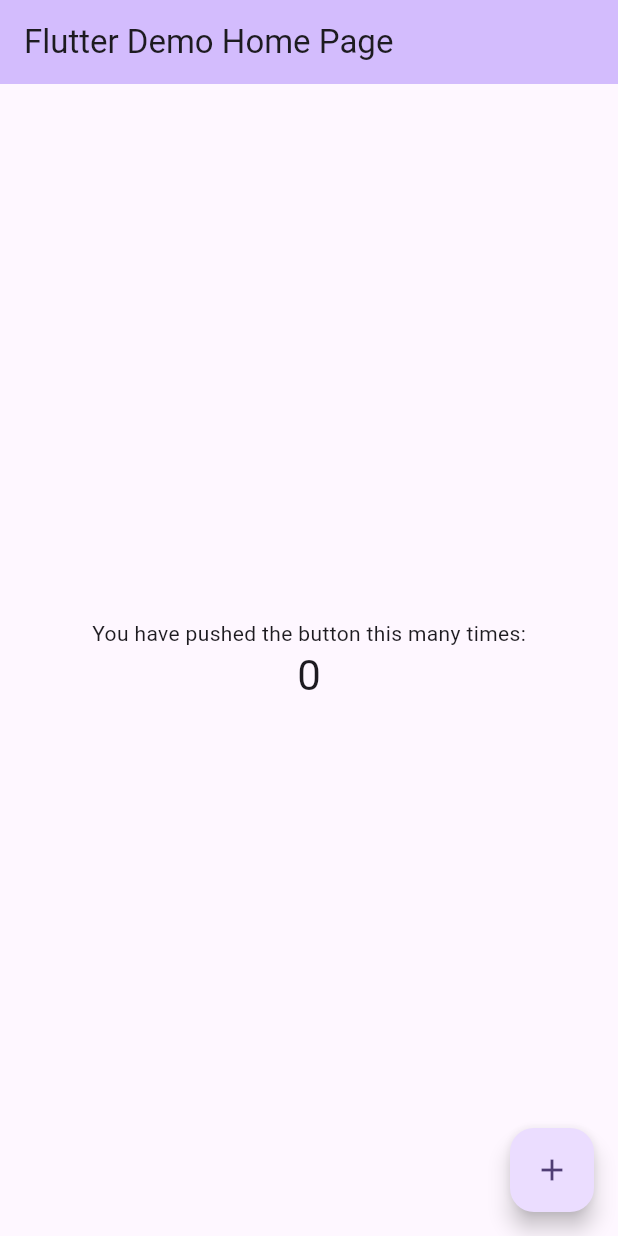
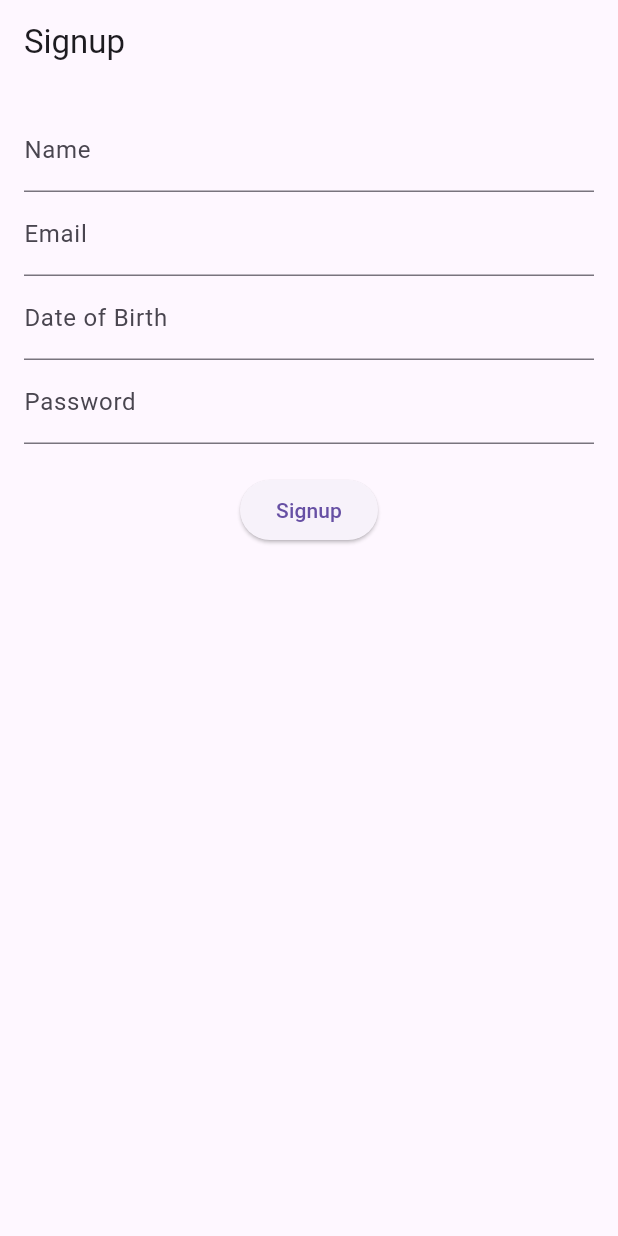
Before and after one commit to Griffin-McCue/ica10, a Flutter app: the screen it shows after launch, on a phone screen of 412 x 824 dp. Run offline on Flutter 3.47's test engine with Material 3 defaults, Android fonts, the phone set to English and light mode, and no system bars; drawn by our look-alikes of flutter_form_builder.

Commit message:
Initial commit at my separate branch.

```diff
--- a/lib/main.dart
+++ b/lib/main.dart
@@ -1,122 +1,104 @@
 import 'package:flutter/material.dart';
+import 'package:flutter_form_builder/flutter_form_builder.dart';
+import 'package:intl/intl.dart';
 
-void main() {
-  runApp(const MyApp());
-}
+void main() => runApp(const MyApp());
 
 class MyApp extends StatelessWidget {
   const MyApp({super.key});
 
-  // This widget is the root of your application.
   @override
   Widget build(BuildContext context) {
     return MaterialApp(
-      title: 'Flutter Demo',
-      theme: ThemeData(
-        // This is the theme of your application.
-        //
-        // TRY THIS: Try running your application with "flutter run". You'll see
-        // the application has a purple toolbar. Then, without quitting the app,
-        // try changing the seedColor in the colorScheme below to Colors.green
-        // and then invoke "hot reload" (save your changes or press the "hot
-        // reload" button in a Flutter-supported IDE, or press "r" if you used
-        // the command line to start the app).
-        //
-        // Notice that the counter didn't reset back to zero; the application
-        // state is not lost during the reload. To reset the state, use hot
-        // restart instead.
-        //
-        // This works for code too, not just values: Most code changes can be
-        // tested with just a hot reload.
-        colorScheme: ColorScheme.fromSeed(seedColor: Colors.deepPurple),
-      ),
-      home: const MyHomePage(title: 'Flutter Demo Home Page'),
+      title: 'Signup Page',
+      theme: ThemeData(primarySwatch: Colors.blue),
+      home: const SignupPage(),
     );
   }
 }
 
-class MyHomePage extends StatefulWidget {
-  const MyHomePage({super.key, required this.title});
-
-  // This widget is the home page of your application. It is stateful, meaning
-  // that it has a State object (defined below) that contains fields that affect
-  // how it looks.
-
-  // This class is the configuration for the state. It holds the values (in this
-  // case the title) provided by the parent (in this case the App widget) and
-  // used by the build method of the State. Fields in a Widget subclass are
-  // always marked "final".
-
-  final String title;
+class SignupPage extends StatefulWidget {
+  const SignupPage({super.key});
 
   @override
-  State<MyHomePage> createState() => _MyHomePageState();
+  _SignupPageState createState() => _SignupPageState();
 }
 
-class _MyHomePageState extends State<MyHomePage> {
-  int _counter = 0;
+class _SignupPageState extends State<SignupPage> {
+  final _formKey = GlobalKey<FormBuilderState>();
 
-  void _incrementCounter() {
-    setState(() {
-      // This call to setState tells the Flutter framework that something has
-      // changed in this State, which causes it to rerun the build method below
-      // so that the display can reflect the updated values. If we changed
-      // _counter without calling setState(), then the build method would not be
-      // called again, and so nothing would appear to happen.
-      _counter++;
-    });
+  void _submitForm() {
+    if (_formKey.currentState?.saveAndValidate() ?? false) {
+      ScaffoldMessenger.of(context).showSnackBar(
+        const SnackBar(content: Text('Signup Successful!')),
+      );
+      // Navigate to home or confirmation page
+    } else {
+      ScaffoldMessenger.of(context).showSnackBar(
+        const SnackBar(content: Text('Please correct the errors.')),
+      );
+    }
   }
 
   @override
   Widget build(BuildContext context) {
-    // This method is rerun every time setState is called, for instance as done
-    // by the _incrementCounter method above.
-    //
-    // The Flutter framework has been optimized to make rerunning build methods
-    // fast, so that you can just rebuild anything that needs updating rather
-    // than having to individually change instances of widgets.
     return Scaffold(
-      appBar: AppBar(
-        // TRY THIS: Try changing the color here to a specific color (to
-        // Colors.amber, perhaps?) and trigger a hot reload to see the AppBar
-        // change color while the other colors stay the same.
-        backgroundColor: Theme.of(context).colorScheme.inversePrimary,
-        // Here we take the value from the MyHomePage object that was created by
-        // the App.build method, and use it to set our appbar title.
-        title: Text(widget.title),
-      ),
-      body: Center(
-        // Center is a layout widget. It takes a single child and positions it
-        // in the middle of the parent.
-        child: Column(
-          // Column is also a layout widget. It takes a list of children and
-          // arranges them vertically. By default, it sizes itself to fit its
-          // children horizontally, and tries to be as tall as its parent.
-          //
-          // Column has various properties to control how it sizes itself and
-          // how it positions its children. Here we use mainAxisAlignment to
-          // center the children vertically; the main axis here is the vertical
-          // axis because Columns are vertical (the cross axis would be
-          // horizontal).
-          //
-          // TRY THIS: Invoke "debug painting" (choose the "Toggle Debug Paint"
-          // action in the IDE, or press "p" in the console), to see the
-          // wireframe for each widget.
-          mainAxisAlignment: MainAxisAlignment.center,
-          children: <Widget>[
-            const Text('You have pushed the button this many times:'),
-            Text(
-              '$_counter',
-              style: Theme.of(context).textTheme.headlineMedium,
-            ),
-          ],
+      appBar: AppBar(title: const Text('Signup')),
+      body: Padding(
+        padding: const EdgeInsets.all(16.0),
+        child: FormBuilder(
+          key: _formKey,
+          child: Column(
+            children: [
+              FormBuilderTextField(
+                name: 'name',
+                decoration: const InputDecoration(labelText: 'Name'),
+                validator: (value) =>
+                    value == null || value.isEmpty ? 'Enter your name' : null,
+              ),
+              FormBuilderTextField(
+                name: 'email',
+                decoration: const InputDecoration(labelText: 'Email'),
+                validator: (value) {
+                  if (value == null || value.isEmpty) {
+                    return 'Enter your email';
+                  }
+                  if (!RegExp(r"^[a-zA-Z0-9.a-zA-Z0-9.!#$%&'*+/=?^_`{|}~-]+@[a-zA-Z0-9-]+\.[a-zA-Z0-9-]+$").hasMatch(value)) {
+                    return 'Enter a valid email';
+                  }
+                  return null;
+                },
+              ),
+              FormBuilderDateTimePicker(
+                name: 'dob',
+                inputType: InputType.date,
+                format: DateFormat('yyyy-MM-dd'),
+                decoration: const InputDecoration(labelText: 'Date of Birth'),
+                validator: (value) => value == null ? 'Enter your date of birth' : null,
+              ),
+              FormBuilderTextField(
+                name: 'password',
+                decoration: const InputDecoration(labelText: 'Password'),
+                obscureText: true,
+                validator: (value) {
+                  if (value == null || value.isEmpty) {
+                    return 'Enter a password';
+                  }
+                  if (value.length < 6) {
+                    return 'Password must be at least 6 characters long';
+                  }
+                  return null;
+                },
+              ),
+              const SizedBox(height: 20),
+              ElevatedButton(
+                onPressed: _submitForm,
+                child: const Text('Signup'),
+              ),
+            ],
+          ),
         ),
       ),
-      floatingActionButton: FloatingActionButton(
-        onPressed: _incrementCounter,
-        tooltip: 'Increment',
-        child: const Icon(Icons.add),
-      ), // This trailing comma makes auto-formatting nicer for build methods.
     );
   }
 }
--- a/pubspec.yaml
+++ b/pubspec.yaml
@@ -30,7 +30,8 @@ environment:
 dependencies:
   flutter:
     sdk: flutter
-
+  flutter_form_builder: ^9.1.1
+  intl: ^0.18.0
   # The following adds the Cupertino Icons font to your application.
   # Use with the CupertinoIcons class for iOS style icons.
   cupertino_icons: ^1.0.8
```
Also changed, not shown: pubspec.lock.
